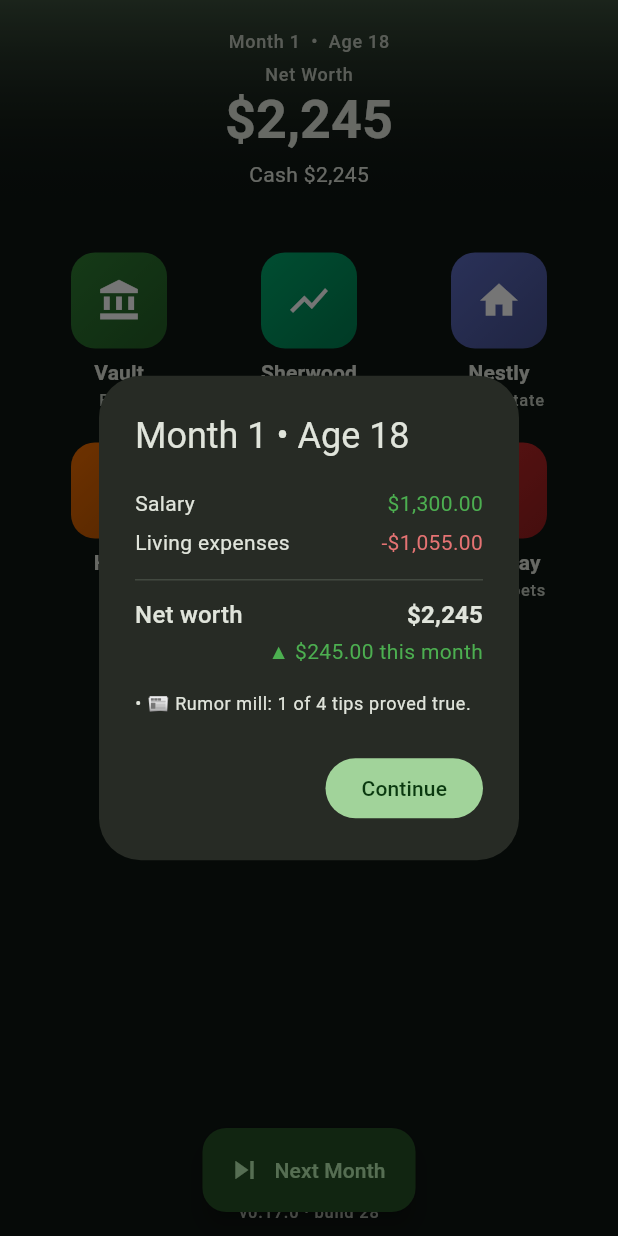
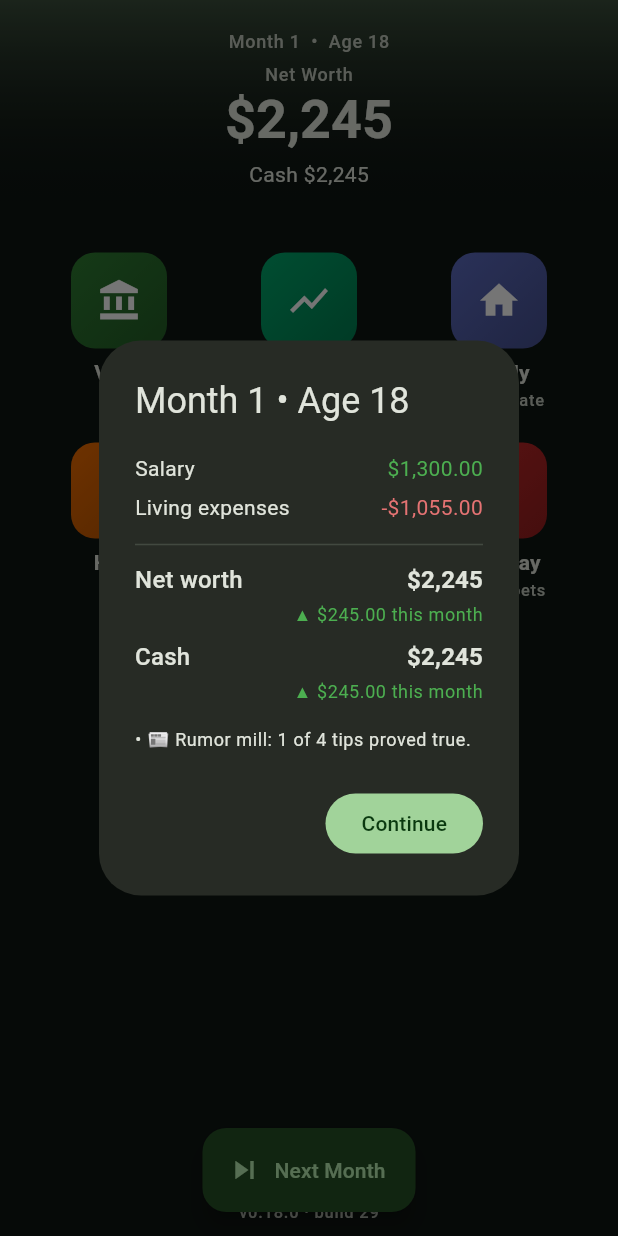
Before and after one commit to Armandoxh/Territorygame, a Flutter app: the screen it shows after launch, after a tap on "Next Month", on a phone screen of 412 x 824 dp. Run offline on Flutter 3.47's test engine with Material 3 defaults, Android fonts, the phone set to English and light mode, and no system bars.

Commit message:
Cash consequences + richer monthly recap (build 29)
Negative cash now has stakes: months 1-3 in the red cost a 10% overdraft
fee; the 4th triggers a blocking margin call that forces you to liquidate
investments or real estate until cash is back to $0. The monthly recap now
shows cash + its delta, the overdraft fee, and portfolio shout-outs (top
gainer/loser and an idle-cash nudge).

```diff
--- a/wealthquest/lib/state/game_controller.dart
+++ b/wealthquest/lib/state/game_controller.dart
@@ -26,6 +26,11 @@ class DayResult {
   final double mortgage; // total mortgage payments made this month
   final double netWorthBefore;
   final double netWorthAfter;
+  final double cashBefore;
+  final double cashAfter;
+  final double overdraftFee; // 10% penalty charged while in the red
+  final bool marginCall; // 4th month in the red — UI forces a liquidation
+  final List<String> portfolioNotes; // shout-outs about your holdings & cash
   final List<String> events;
 
   const DayResult({
@@ -36,10 +41,16 @@ class DayResult {
     this.mortgage = 0,
     required this.netWorthBefore,
     required this.netWorthAfter,
+    required this.cashBefore,
+    required this.cashAfter,
+    this.overdraftFee = 0,
+    this.marginCall = false,
+    this.portfolioNotes = const [],
     required this.events,
   });
 
   double get netWorthDelta => netWorthAfter - netWorthBefore;
+  double get cashDelta => cashAfter - cashBefore;
 }
 
 /// The whole game lives here: time, cash, job, market prices, and holdings.
@@ -66,6 +77,35 @@ class GameController extends ChangeNotifier {
   final List<PendingBet> bets = [];
   int _nextEventId = 1;
   int _nextBetId = 1;
+
+  // ---- Cash discipline ----
+  /// Consecutive months ended with negative cash. Months 1–3 cost an overdraft
+  /// fee; month 4 triggers a margin call (the UI forces a liquidation).
+  int monthsCashNegative = 0;
+
+  /// Fee charged each grace month you're overdrawn, as a fraction of the debt.
+  static const double overdraftFeeRate = 0.10;
+
+  /// How many months you can run negative before the margin call hits.
+  static const int overdraftGraceMonths = 3;
+
+  /// Call after the player resolves a margin call (cash back to ≥ 0).
+  void clearOverdraftStreak() {
+    monthsCashNegative = 0;
+    notifyListeners();
+  }
+
+  /// Assets the player could sell to raise cash in a margin call: any unlocked
+  /// holding, plus any property with non-negative (affordable) equity.
+  bool get hasLiquidatableAssets {
+    for (final h in holdings) {
+      if (h.isShort || !h.isLocked) return true;
+    }
+    for (final h in properties) {
+      if (h.equity >= 0 || cash + h.equity >= 0) return true;
+    }
+    return false;
+  }
 
   /// Minimum down payment fraction to get a mortgage.
   static const double minDownFraction = 0.05;
@@ -547,6 +587,7 @@ class GameController extends ChangeNotifier {
   /// The heart of the loop. Advance one day (= one in-game week).
   DayResult advanceDay() {
     final before = netWorth;
+    final cashBefore = cash;
     final events = <String>[];
 
     // 1) Salary in, living expenses out.
@@ -746,6 +787,34 @@ class GameController extends ChangeNotifier {
     sportsSlate = SportsEngine.generateSlate(_rng, _nextEventId);
     _nextEventId += sportsSlate.length;
 
+    // 5d) Cash discipline. Three grace months in the red each cost a 10%
+    //     overdraft fee; the 4th flips a margin call that the UI turns into a
+    //     forced liquidation (sell investments or real estate to get to ≥ $0).
+    var overdraftFee = 0.0;
+    var marginCall = false;
+    if (cash < -0.01) {
+      monthsCashNegative += 1;
+      if (monthsCashNegative > overdraftGraceMonths) {
+        marginCall = true;
+        events.add(
+            '🚨 MARGIN CALL — $monthsCashNegative months in the red. You must '
+            'liquidate assets to get back above \$0.');
+      } else {
+        overdraftFee = (-cash) * overdraftFeeRate;
+        cash -= overdraftFee;
+        events.add(
+            '🏦 Overdraft fee −\$${overdraftFee.toStringAsFixed(0)} '
+            '(month $monthsCashNegative of $overdraftGraceMonths overdrawn — '
+            'clear it or face a margin call).');
+      }
+    } else {
+      monthsCashNegative = 0;
+    }
+
+    // Portfolio shout-outs: your biggest mover this month, and a nudge if a lot
+    // of cash is sitting idle. Built from the pre-/post-step prices above.
+    final portfolioNotes = _portfolioNotes();
+
     // 6) Tick the clock; birthday on year boundaries.
     final hadBirthday = (day + 1) % Catalog.stepsPerYear == 0;
     day += 1;
@@ -768,6 +837,11 @@ class GameController extends ChangeNotifier {
       mortgage: mortgagePaid,
       netWorthBefore: before,
       netWorthAfter: after,
+      cashBefore: cashBefore,
+      cashAfter: cash,
+      overdraftFee: overdraftFee,
+      marginCall: marginCall,
+      portfolioNotes: portfolioNotes,
       events: events,
     );
 
@@ -780,6 +854,60 @@ class GameController extends ChangeNotifier {
     return summary;
   }
 
+  /// Human-readable call-outs about the portfolio for the monthly recap: the
+  /// biggest dollar winner and loser among market holdings, and a nudge when a
+  /// lot of cash is sitting idle instead of working.
+  List<String> _portfolioNotes() {
+    final notes = <String>[];
+
+    Holding? topWin, topLoss;
+    var topWinAmt = 0.0, topLossAmt = 0.0;
+    for (final h in holdings) {
+      if (h.kind.isInterestBearing) continue;
+      final p0 = _prevPrices[h.assetId];
+      final p1 = _prices[h.assetId];
+      if (p0 == null || p1 == null || p0 <= 0) continue;
+      final delta = h.shares * (h.isShort ? (p0 - p1) : (p1 - p0));
+      if (delta > topWinAmt) {
+        topWinAmt = delta;
+        topWin = h;
+      }
+      if (delta < topLossAmt) {
+        topLossAmt = delta;
+        topLoss = h;
+      }
+    }
+
+    String pct(Holding h) {
+      final p0 = _prevPrices[h.assetId]!;
+      final p1 = _prices[h.assetId]!;
+      final v = ((p1 - p0) / p0) * (h.isShort ? -1 : 1) * 100;
+      return '${v >= 0 ? '+' : ''}${v.toStringAsFixed(1)}%';
+    }
+
+    if (topWin != null && topWinAmt > 1) {
+      final def = Catalog.assetById(topWin.assetId);
+      final tag = topWin.isShort ? ' short' : '';
+      notes.add('📈 Your ${def.ticker}$tag was the top gainer this month: '
+          '${pct(topWin)} (+\$${topWinAmt.toStringAsFixed(0)}).');
+    }
+    if (topLoss != null && topLossAmt < -1) {
+      final def = Catalog.assetById(topLoss.assetId);
+      final tag = topLoss.isShort ? ' short' : '';
+      notes.add('📉 Your ${def.ticker}$tag dragged the most: '
+          '${pct(topLoss)} (−\$${(-topLossAmt).toStringAsFixed(0)}).');
+    }
+
+    // Idle-cash nudge: lots of cash, little invested. Only when solidly positive.
+    final runway = dailyExpenses * 3;
+    if (cash > runway && holdingsValue < cash * 0.5 && cash > 1000) {
+      notes.add('💤 \$${cash.toStringAsFixed(0)} is sitting in cash earning '
+          'little — put more of it to work in Sherwood.');
+    }
+
+    return notes;
+  }
+
   void _log(String message) {
     eventLog.insert(0, message);
     if (eventLog.length > 40) eventLog.removeLast();
--- a/wealthquest/lib/ui/widgets/app_scaffold.dart
+++ b/wealthquest/lib/ui/widgets/app_scaffold.dart
@@ -2,14 +2,19 @@ import 'package:flutter/material.dart';
 
 import '../../state/game_controller.dart';
 import 'day_summary_dialog.dart';
+import 'margin_call_sheet.dart';
 import 'swipe_back.dart';
 
 /// Advance the simulation one month and show the recap. Available from the
-/// phone home and inside every app.
+/// phone home and inside every app. A sustained cash shortfall follows the
+/// recap with a blocking margin-call liquidation.
 Future<void> nextMonth(BuildContext context, GameController game) async {
   final r = game.advanceDay();
   if (!context.mounted) return;
   await showDaySummary(context, game, r);
+  if (r.marginCall && context.mounted) {
+    await showMarginCall(context, game);
+  }
 }
 
 /// A full-screen "app" launched from the phone home: an app bar (with optional
--- a/wealthquest/lib/ui/widgets/day_summary_dialog.dart
+++ b/wealthquest/lib/ui/widgets/day_summary_dialog.dart
@@ -15,7 +15,8 @@ Future<void> showDaySummary(
       final theme = Theme.of(context);
       return AlertDialog(
         title: Text('Month ${game.day} • Age ${game.ageYears}'),
-        content: Column(
+        content: SingleChildScrollView(
+          child: Column(
           mainAxisSize: MainAxisSize.min,
           crossAxisAlignment: CrossAxisAlignment.stretch,
           children: [
@@ -27,27 +28,32 @@ Future<void> showDaySummary(
               _row(theme, 'Dividends & coupons', money(r.dividends), kGain),
             if (r.mortgage > 0.005)
               _row(theme, 'Mortgage paid', '-${money(r.mortgage)}', kLoss),
+            if (r.overdraftFee > 0.005)
+              _row(theme, 'Overdraft fee', '-${money(r.overdraftFee)}', kLoss),
             const Divider(height: 24),
-            Row(
-              mainAxisAlignment: MainAxisAlignment.spaceBetween,
-              children: [
-                Text('Net worth', style: theme.textTheme.titleMedium),
-                Text(
-                  moneyWhole(r.netWorthAfter),
-                  style: theme.textTheme.titleMedium
-                      ?.copyWith(fontWeight: FontWeight.bold),
+            _bigRow(theme, 'Net worth', moneyWhole(r.netWorthAfter),
+                r.netWorthDelta),
+            const SizedBox(height: 8),
+            _bigRow(theme, 'Cash', moneyWhole(r.cashAfter), r.cashDelta,
+                valueColor: r.cashAfter < 0 ? kLoss : null),
+            if (r.cashAfter < 0)
+              Padding(
+                padding: const EdgeInsets.only(top: 4),
+                child: Text(
+                  r.marginCall
+                      ? 'You must liquidate to get back above \$0.'
+                      : 'Cash is negative — top it up before it costs you.',
+                  style: theme.textTheme.bodySmall?.copyWith(color: kLoss),
                 ),
-              ],
-            ),
-            const SizedBox(height: 2),
-            Align(
-              alignment: Alignment.centerRight,
-              child: Text(
-                '${r.netWorthDelta >= 0 ? '▲' : '▼'} ${money(r.netWorthDelta.abs())} this month',
-                style: theme.textTheme.bodyMedium
-                    ?.copyWith(color: gainColor(r.netWorthDelta)),
               ),
-            ),
+            if (r.portfolioNotes.isNotEmpty) ...[
+              const SizedBox(height: 12),
+              for (final n in r.portfolioNotes)
+                Padding(
+                  padding: const EdgeInsets.only(top: 4),
+                  child: Text(n, style: theme.textTheme.bodySmall),
+                ),
+            ],
             if (r.events.isNotEmpty) ...[
               const SizedBox(height: 12),
               for (final e in r.events)
@@ -58,6 +64,7 @@ Future<void> showDaySummary(
             ],
           ],
         ),
+        ),
         actions: [
           FilledButton(
             onPressed: () => Navigator.pop(context),
@@ -66,6 +73,35 @@ Future<void> showDaySummary(
         ],
       );
     },
+  );
+}
+
+/// A headline figure (Net worth / Cash) with a small "this month" delta line.
+Widget _bigRow(ThemeData theme, String label, String value, double delta,
+    {Color? valueColor}) {
+  return Column(
+    crossAxisAlignment: CrossAxisAlignment.stretch,
+    children: [
+      Row(
+        mainAxisAlignment: MainAxisAlignment.spaceBetween,
+        children: [
+          Text(label, style: theme.textTheme.titleMedium),
+          Text(
+            value,
+            style: theme.textTheme.titleMedium
+                ?.copyWith(fontWeight: FontWeight.bold, color: valueColor),
+          ),
+        ],
+      ),
+      const SizedBox(height: 2),
+      Align(
+        alignment: Alignment.centerRight,
+        child: Text(
+          '${delta >= 0 ? '▲' : '▼'} ${money(delta.abs())} this month',
+          style: theme.textTheme.bodySmall?.copyWith(color: gainColor(delta)),
+        ),
+      ),
+    ],
   );
 }
 
--- a/wealthquest/lib/version.dart
+++ b/wealthquest/lib/version.dart
@@ -4,7 +4,7 @@
 /// notable features) — see wealthquest/CLAUDE.md. The badge pinned at the top
 /// of the home header shows this, so you can instantly confirm the live page is
 /// the latest build (and not a stale cache).
-const String kAppVersion = '0.17.0';
-const int kBuildNumber = 28;
+const String kAppVersion = '0.18.0';
+const int kBuildNumber = 29;
 
 String get appVersionLabel => 'v$kAppVersion · build $kBuildNumber';
--- a/wealthquest/pubspec.yaml
+++ b/wealthquest/pubspec.yaml
@@ -1,7 +1,7 @@
 name: wealthquest
 description: "A mobile life-sim / stock-market game. Start at 18 with a day job; each Next Month advances a month — watch your investments perform."
 publish_to: "none"
-version: 0.17.0+28
+version: 0.18.0+29
 
 environment:
   sdk: ">=3.4.0 <4.0.0"
```
Also changed, not shown: dev_log/6-5-2026.txt (+10 -0 lines), wealthquest/lib/ui/widgets/margin_call_sheet.dart (added, +210 -0 lines), 2 other files.
